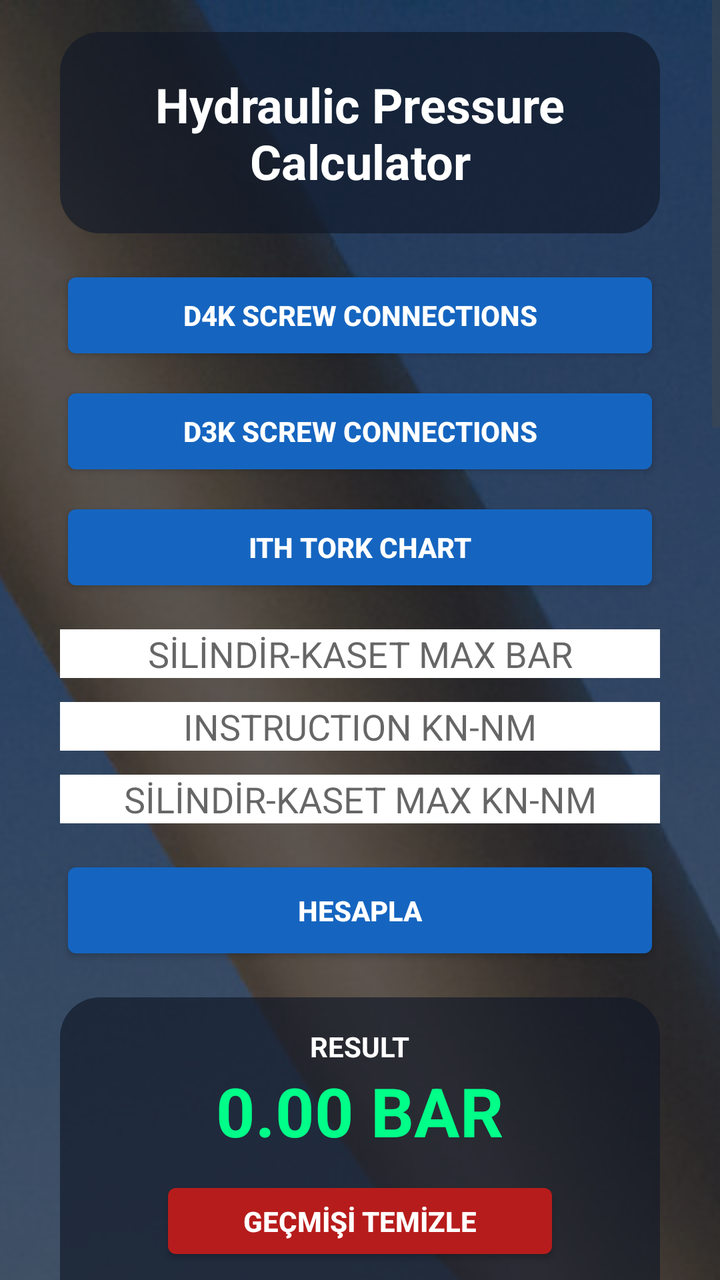
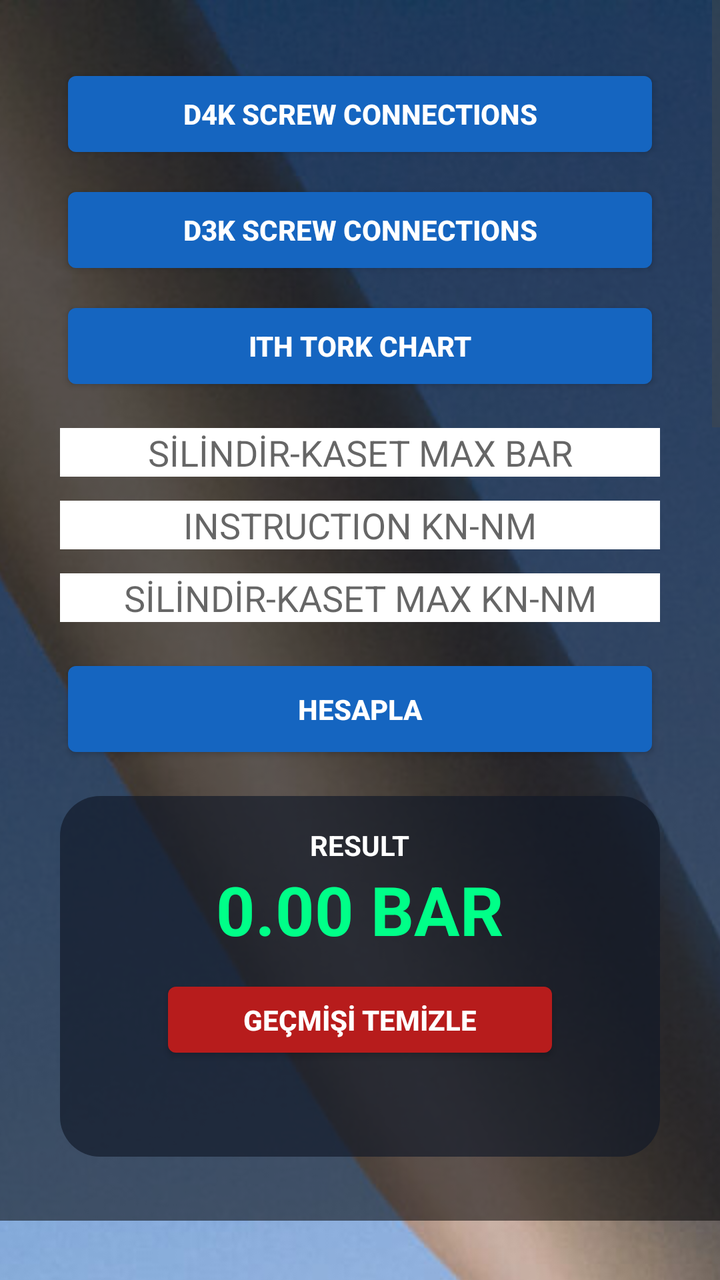

An Android layout rendered at two revisions. The XML below is the earlier revision; the diff shows what the commit changed to produce the second picture.
<!-- AndroidManifest.xml: application theme android:Theme.DeviceDefault.Light.NoActionBar -->
<!-- res/layout/activity_main.xml -->
<?xml version="1.0" encoding="utf-8"?>
<ScrollView
    xmlns:android="http://schemas.android.com/apk/res/android"
    android:layout_width="match_parent"
    android:layout_height="match_parent"
    android:fillViewport="true">

    <FrameLayout
        android:layout_width="match_parent"
        android:layout_height="wrap_content">

        <ImageView
            android:layout_width="match_parent"
            android:layout_height="match_parent"
            android:scaleType="centerCrop"
            android:src="@drawable/wind_turbine" />

        <LinearLayout
            android:layout_width="match_parent"
            android:layout_height="wrap_content"
            android:orientation="vertical"
            android:gravity="center"
            android:background="#88000000"
            android:padding="16dp">

            <LinearLayout
                android:layout_width="300dp"
                android:layout_height="wrap_content"
                android:orientation="vertical"
                android:gravity="center_horizontal"
                android:background="@drawable/header_card"
                android:padding="20dp"
                android:layout_marginBottom="16dp">

                <TextView
                    android:layout_width="match_parent"
                    android:layout_height="wrap_content"
                    android:text="Hydraulic Pressure Calculator"
                    android:textColor="#FFFFFF"
                    android:textSize="24sp"
                    android:textStyle="bold"
                    android:gravity="center"
                    android:textAlignment="center" />

            </LinearLayout>

            <LinearLayout
                android:layout_width="300dp"
                android:layout_height="wrap_content"
                android:orientation="vertical"
                android:layout_marginBottom="16dp">

                <Button
                    android:id="@+id/openD4K"
                    android:layout_width="match_parent"
                    android:layout_height="50dp"
                    android:text="D4K Screw Connections"
                    android:textStyle="bold"
                    android:textColor="#FFFFFF"
                    android:backgroundTint="#1565C0" />

                <Button
                    android:id="@+id/openD3K"
                    android:layout_width="match_parent"
                    android:layout_height="50dp"
                    android:layout_marginTop="8dp"
                    android:text="D3K Screw Connections"
                    android:textStyle="bold"
                    android:textColor="#FFFFFF"
                    android:backgroundTint="#1565C0" />

                <Button
                    android:id="@+id/openITH"
                    android:layout_width="match_parent"
                    android:layout_height="50dp"
                    android:layout_marginTop="8dp"
                    android:text="ITH Tork Chart"
                    android:textStyle="bold"
                    android:textColor="#FFFFFF"
                    android:backgroundTint="#1565C0" />

            </LinearLayout>

            <EditText
                android:id="@+id/maxBar"
                android:layout_width="300dp"
                android:layout_height="wrap_content"
                android:hint="SİLİNDİR-KASET MAX BAR"
                android:background="#FFFFFF"
                android:gravity="center"
                android:inputType="numberDecimal" />

            <EditText
                android:id="@+id/instruction"
                android:layout_width="300dp"
                android:layout_height="wrap_content"
                android:layout_marginTop="12dp"
                android:hint="INSTRUCTION KN-NM"
                android:background="#FFFFFF"
                android:gravity="center"
                android:inputType="numberDecimal" />

            <EditText
                android:id="@+id/maxKn"
                android:layout_width="300dp"
                android:layout_height="wrap_content"
                android:layout_marginTop="12dp"
                android:hint="SİLİNDİR-KASET MAX KN-NM"
                android:background="#FFFFFF"
                android:gravity="center"
                android:inputType="numberDecimal" />

            <Button
                android:id="@+id/calculate"
                android:layout_width="300dp"
                android:layout_height="55dp"
                android:layout_marginTop="16dp"
                android:text="HESAPLA"
                android:textStyle="bold"
                android:textColor="#FFFFFF"
                android:backgroundTint="#1565C0" />

            <LinearLayout
                android:layout_width="300dp"
                android:layout_height="wrap_content"
                android:orientation="vertical"
                android:gravity="center"
                android:padding="15dp"
                android:layout_marginTop="16dp"
                android:layout_marginBottom="16dp"
                android:background="@drawable/header_card">

                <TextView
                    android:layout_width="wrap_content"
                    android:layout_height="wrap_content"
                    android:text="RESULT"
                    android:textColor="#FFFFFF"
                    android:textStyle="bold" />

                <TextView
                    android:id="@+id/result"
                    android:layout_width="wrap_content"
                    android:layout_height="wrap_content"
                    android:text="0.00 BAR"
                    android:textColor="#00FF88"
                    android:textSize="34sp"
                    android:textStyle="bold" />

                <Button
                    android:id="@+id/clearHistory"
                    android:layout_width="200dp"
                    android:layout_height="45dp"
                    android:layout_marginTop="10dp"
                    android:text="GEÇMİŞİ TEMİZLE"
                    android:textStyle="bold"
                    android:textColor="#FFFFFF"
                    android:backgroundTint="#B71C1C" />

                <TextView
                    android:id="@+id/history"
                    android:layout_width="match_parent"
                    android:layout_height="wrap_content"
                    android:layout_marginTop="12dp"
                    android:text=""
                    android:textColor="#FFFFFF"
                    android:textSize="14sp"
                    android:gravity="center" />

            </LinearLayout>

        </LinearLayout>

    </FrameLayout>

</ScrollView>
<!-- resources referenced by this layout -->
<resources>
  <!-- drawable header_card (drawable) -->
  <?xml version="1.0" encoding="utf-8"?>
  <shape xmlns:android="http://schemas.android.com/apk/res/android">
  
      <solid android:color="#AA111827" />
  
      <corners
          android:radius="20dp" />
  
  </shape>
  <!-- drawable wind_turbine: jpg bitmap (drawable, 630288 bytes) -->
</resources>

<!-- the commit's change to res/layout/activity_main.xml (unified diff, before → after) -->
@@ -27,27 +27,7 @@
                 android:layout_width="300dp"
                 android:layout_height="wrap_content"
                 android:orientation="vertical"
-                android:gravity="center_horizontal"
-                android:background="@drawable/header_card"
-                android:padding="20dp"
-                android:layout_marginBottom="16dp">
-
-                <TextView
-                    android:layout_width="match_parent"
-                    android:layout_height="wrap_content"
-                    android:text="Hydraulic Pressure Calculator"
-                    android:textColor="#FFFFFF"
-                    android:textSize="24sp"
-                    android:textStyle="bold"
-                    android:gravity="center"
-                    android:textAlignment="center" />
-
-            </LinearLayout>
-
-            <LinearLayout
-                android:layout_width="300dp"
-                android:layout_height="wrap_content"
-                android:orientation="vertical"
+                android:layout_marginTop="16dp"
                 android:layout_marginBottom="16dp">
 
                 <Button
